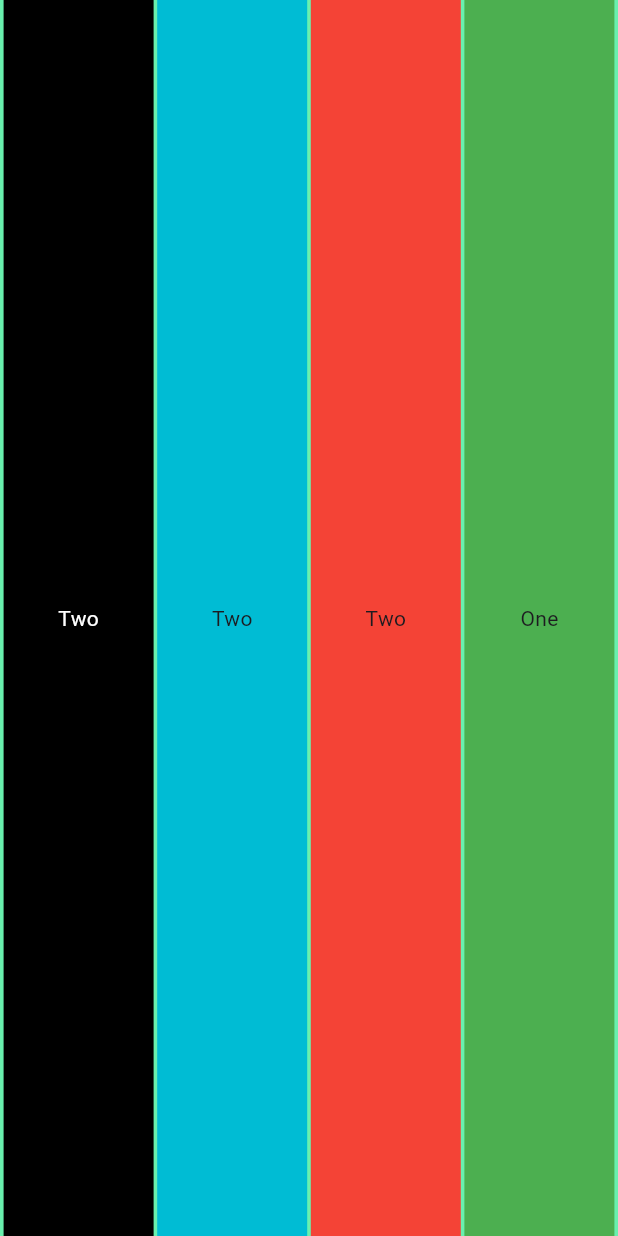
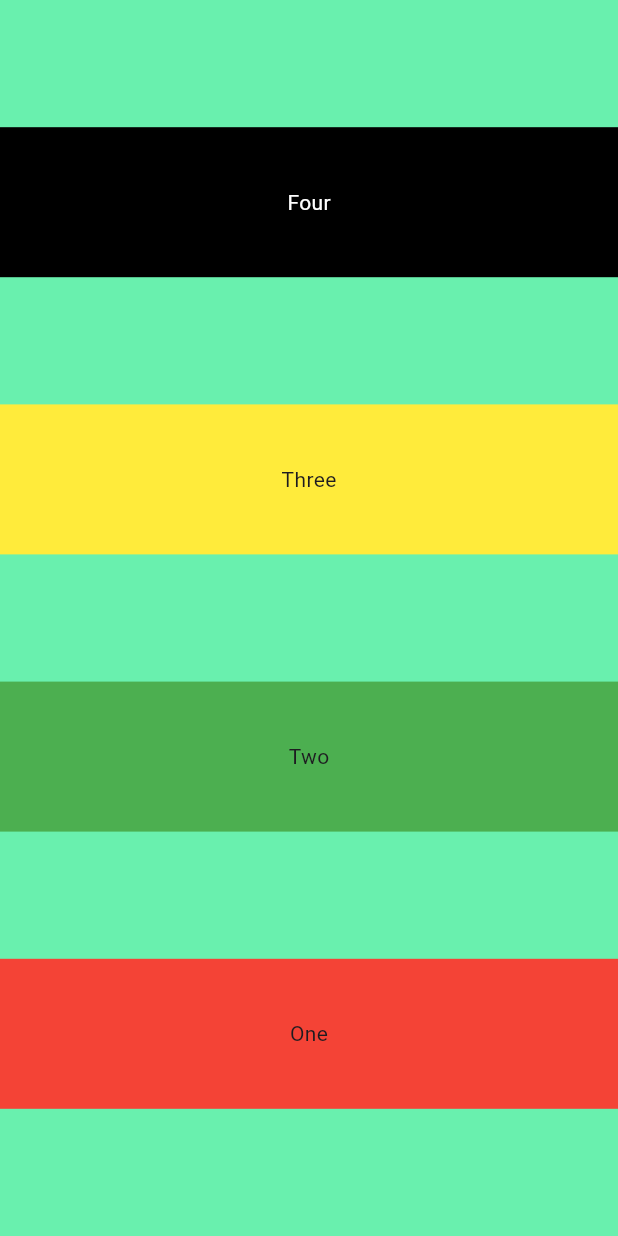
Before and after one commit to mhdZhHan/hello-world-flutter, a Flutter app: the screen it shows after launch, on a phone screen of 412 x 824 dp. Run offline on Flutter 3.47's test engine with Material 3 defaults, Android fonts, the phone set to English and light mode, and no system bars.

Commit message:
Learn ColumnWidget

```diff
--- a/lib/app.dart
+++ b/lib/app.dart
@@ -20,7 +20,8 @@ class App extends StatelessWidget {
         // body: AlignWidget(),
 
         // ===== MULTI CHILD WIDGETS =====
-        body: RowWidget(),
+        // body: RowWidget(),
+        body: ColumnWidget(),
       ),
     );
   }
--- a/lib/widgets/multiChildLayouts.dart
+++ b/lib/widgets/multiChildLayouts.dart
@@ -1,7 +1,12 @@
 import 'package:flutter/material.dart';
 
-// NOTE mainAccessAlignment => X  axis alignment (horizontal)
-// NOTE crossAccessAlignment => Y axis alignment (vertical)
+/// NOTE Row widget
+/// NOTE mainAccessAlignment => X  axis alignment (horizontal)
+/// NOTE crossAccessAlignment => Y axis alignment (vertical)
+///
+/// NOTE Column widget
+/// NOTE mainAccessAlignment => Y  axis alignment (vertical)
+/// NOTE crossAccessAlignment => X axis alignment (horizontal)
 
 class RowWidget extends StatelessWidget {
   @override
@@ -43,7 +48,7 @@ class RowWidget extends StatelessWidget {
             width: 100,
             height: 100,
             color: Colors.cyan,
-            child: Center(child: Text('Two')),
+            child: Center(child: Text('Three')),
           ),
           Container(
             width: 100,
@@ -51,7 +56,7 @@ class RowWidget extends StatelessWidget {
             color: Colors.black,
             child: Center(
                 child: Text(
-              'Two',
+              'Four',
               style: TextStyle(color: Colors.white),
             )),
           ),
@@ -60,3 +65,67 @@ class RowWidget extends StatelessWidget {
     );
   }
 }
+
+class ColumnWidget extends StatelessWidget {
+  @override
+  Widget build(BuildContext context) {
+    return Container(
+      width: MediaQuery.of(context).size.width,
+      height: MediaQuery.of(context).size.height,
+      color: Colors.greenAccent,
+      child: Column(
+        // mainAxisAlignment: MainAxisAlignment.start, /// default
+        // mainAxisAlignment: MainAxisAlignment.center,
+        // mainAxisAlignment: MainAxisAlignment.end,
+        // mainAxisAlignment: MainAxisAlignment.spaceAround,
+        // mainAxisAlignment: MainAxisAlignment.spaceBetween,
+        mainAxisAlignment: MainAxisAlignment.spaceEvenly,
+
+        // crossAxisAlignment: CrossAxisAlignment.center,
+        // crossAxisAlignment: CrossAxisAlignment.start,
+        // crossAxisAlignment: CrossAxisAlignment.end,
+        crossAxisAlignment: CrossAxisAlignment.stretch,
+
+        // verticalDirection: VerticalDirection.down, /// default
+        verticalDirection: VerticalDirection.up,
+
+        children: <Widget>[
+          Container(
+            width: 100,
+            height: 100,
+            color: Colors.red,
+            child: Center(
+              child: Text('One'),
+            ),
+          ),
+          Container(
+            width: 100,
+            height: 100,
+            color: Colors.green,
+            child: Center(
+              child: Text('Two'),
+            ),
+          ),
+          Container(
+            width: 100,
+            height: 100,
+            color: Colors.yellow,
+            child: Center(
+              child: Text('Three'),
+            ),
+          ),
+          Container(
+            width: 100,
+            height: 100,
+            color: Colors.black,
+            child: Center(
+                child: Text(
+              'Four',
+              style: TextStyle(color: Colors.white),
+            )),
+          ),
+        ],
+      ),
+    );
+  }
+}
```
